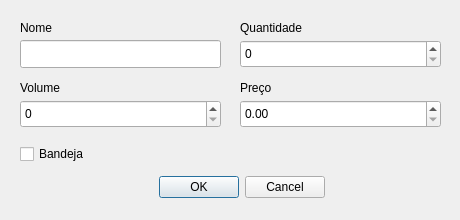
Old version of the form GUI/bebida.ui in the repository fvendrameto/Databases-Final-Project.
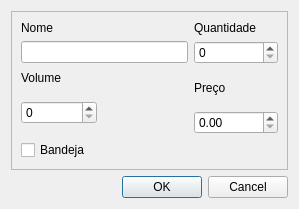
New version of the form.

What changed in the file:
```diff
--- a/GUI/bebida.ui
+++ b/GUI/bebida.ui
@@ -6,8 +6,8 @@
    <rect>
     <x>0</x>
     <y>0</y>
-    <width>460</width>
-    <height>220</height>
+    <width>299</width>
+    <height>209</height>
    </rect>
   </property>
   <property name="minimumSize">
@@ -31,127 +31,116 @@
   <property name="windowTitle">
    <string>Dialog</string>
   </property>
+  <layout class="QGridLayout" name="gridLayout_2">
+   <item row="0" column="0" colspan="2">
+    <widget class="QFrame" name="frame">
+     <property name="frameShape">
+      <enum>QFrame::StyledPanel</enum>
+     </property>
+     <property name="frameShadow">
+      <enum>QFrame::Raised</enum>
+     </property>
+     <layout class="QGridLayout" name="gridLayout">
+      <item row="0" column="0">
   <widget class="QLabel" name="nome_label">
-   <property name="geometry">
-    <rect>
-     <x>20</x>
-     <y>20</y>
-     <width>58</width>
-     <height>16</height>
-    </rect>
-   </property>
    <property name="text">
     <string>Nome</string>
    </property>
   </widget>
+      </item>
+      <item row="0" column="2">
+       <widget class="QLabel" name="quantidade_label">
+        <property name="text">
+         <string>Quantidade</string>
+        </property>
+       </widget>
+      </item>
+      <item row="1" column="0" colspan="2">
   <widget class="QLineEdit" name="nome_lineEdit">
-   <property name="geometry">
-    <rect>
-     <x>20</x>
-     <y>40</y>
-     <width>201</width>
-     <height>28</height>
-    </rect>
-   </property>
-  </widget>
+        <property name="maxLength">
+         <number>30</number>
+        </property>
+       </widget>
+      </item>
+      <item row="1" column="2">
+       <widget class="QSpinBox" name="quantidade_spinBox">
+        <property name="maximum">
+         <number>99999</number>
+        </property>
+       </widget>
+      </item>
+      <item row="2" column="0">
   <widget class="QLabel" name="volume_label">
-   <property name="geometry">
-    <rect>
-     <x>20</x>
-     <y>80</y>
-     <width>58</width>
-     <height>16</height>
-    </rect>
-   </property>
    <property name="text">
     <string>Volume</string>
    </property>
   </widget>
+      </item>
+      <item row="2" column="2" rowspan="2">
+       <widget class="QLabel" name="preco_label">
+        <property name="text">
+         <string>Preço</string>
+        </property>
+       </widget>
+      </item>
+      <item row="3" column="0" rowspan="2">
   <widget class="QSpinBox" name="volume_spinBox">
-   <property name="geometry">
-    <rect>
-     <x>20</x>
-     <y>100</y>
-     <width>201</width>
-     <height>28</height>
-    </rect>
-   </property>
    <property name="maximum">
-    <number>9999</number>
-   </property>
-  </widget>
-  <widget class="QLabel" name="quantidade_label">
-   <property name="geometry">
-    <rect>
-     <x>240</x>
-     <y>20</y>
-     <width>81</width>
-     <height>16</height>
-    </rect>
-   </property>
-   <property name="text">
-    <string>Quantidade</string>
-   </property>
-  </widget>
-  <widget class="QSpinBox" name="quantidade_spinBox">
-   <property name="geometry">
-    <rect>
-     <x>240</x>
-     <y>40</y>
-     <width>201</width>
-     <height>28</height>
-    </rect>
-   </property>
-  </widget>
+         <number>99999</number>
+        </property>
+       </widget>
+      </item>
+      <item row="4" column="2">
+       <widget class="QDoubleSpinBox" name="preco_spinBox">
+        <property name="maximum">
+         <double>9999.989999999999782</double>
+        </property>
+       </widget>
+      </item>
+      <item row="5" column="0">
   <widget class="QCheckBox" name="bandeja_checkBox">
-   <property name="geometry">
-    <rect>
-     <x>20</x>
-     <y>140</y>
-     <width>71</width>
-     <height>28</height>
-    </rect>
-   </property>
    <property name="text">
     <string>Bandeja</string>
    </property>
   </widget>
-  <widget class="QDoubleSpinBox" name="preco_spinBox">
-   <property name="geometry">
-    <rect>
-     <x>240</x>
-     <y>100</y>
-     <width>201</width>
-     <height>28</height>
-    </rect>
-   </property>
-  </widget>
-  <widget class="QLabel" name="preco_label">
-   <property name="geometry">
-    <rect>
-     <x>240</x>
-     <y>80</y>
-     <width>81</width>
-     <height>16</height>
-    </rect>
-   </property>
-   <property name="text">
-    <string>Preço</string>
-   </property>
-  </widget>
+      </item>
+      <item row="5" column="1" colspan="2">
+       <spacer name="horizontalSpacer_2">
+        <property name="orientation">
+         <enum>Qt::Horizontal</enum>
+        </property>
+        <property name="sizeHint" stdset="0">
+         <size>
+          <width>175</width>
+          <height>17</height>
+         </size>
+        </property>
+       </spacer>
+      </item>
+     </layout>
+    </widget>
+   </item>
+   <item row="1" column="0">
+    <spacer name="horizontalSpacer">
+     <property name="orientation">
+      <enum>Qt::Horizontal</enum>
+     </property>
+     <property name="sizeHint" stdset="0">
+      <size>
+       <width>112</width>
+       <height>20</height>
+      </size>
+     </property>
+    </spacer>
+   </item>
+   <item row="1" column="1">
   <widget class="QDialogButtonBox" name="buttonBox">
-   <property name="geometry">
-    <rect>
-     <x>135</x>
-     <y>170</y>
-     <width>190</width>
-     <height>34</height>
-    </rect>
-   </property>
    <property name="standardButtons">
     <set>QDialogButtonBox::Cancel|QDialogButtonBox::Ok</set>
    </property>
   </widget>
+   </item>
+  </layout>
  </widget>
  <resources/>
  <connections/>
```
Lines whose indentation alone changed are shown as unchanged.
